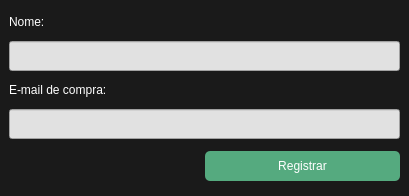
This is registro.ui in igorxavier/DownloaderTinTube as Qt 5 draws it before an edit. The edited form follows.
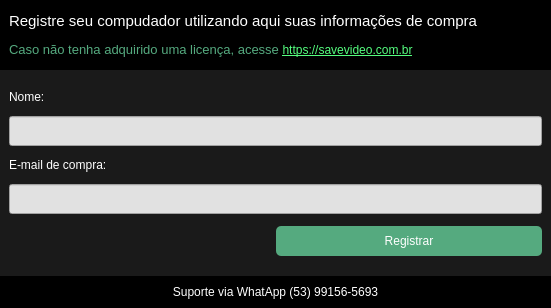
This is the edited form. Icons and pictures are not drawn.

Commit message: Ajustes de layout

The edit to the form file:
```diff
--- a/registro.ui
+++ b/registro.ui
@@ -6,10 +6,16 @@
    <rect>
     <x>0</x>
     <y>0</y>
-    <width>409</width>
-    <height>196</height>
+    <width>551</width>
+    <height>308</height>
    </rect>
   </property>
+  <property name="sizePolicy">
+   <sizepolicy hsizetype="Preferred" vsizetype="Expanding">
+    <horstretch>0</horstretch>
+    <verstretch>0</verstretch>
+   </sizepolicy>
+  </property>
   <property name="windowTitle">
    <string>Tela de registro</string>
   </property>
@@ -37,6 +43,76 @@
   </property>
   <widget class="QWidget" name="centralwidget">
    <layout class="QVBoxLayout" name="verticalLayout">
+    <property name="spacing">
+     <number>0</number>
+    </property>
+    <property name="leftMargin">
+     <number>0</number>
+    </property>
+    <property name="topMargin">
+     <number>0</number>
+    </property>
+    <property name="rightMargin">
+     <number>0</number>
+    </property>
+    <property name="bottomMargin">
+     <number>0</number>
+    </property>
+    <item>
+     <widget class="QWidget" name="widget" native="true">
+      <property name="sizePolicy">
+       <sizepolicy hsizetype="Preferred" vsizetype="Expanding">
+        <horstretch>0</horstretch>
+        <verstretch>0</verstretch>
+       </sizepolicy>
+      </property>
+      <property name="styleSheet">
+       <string notr="true">background-color: rgb(0, 0, 0);</string>
+      </property>
+      <layout class="QVBoxLayout" name="verticalLayout_2">
+       <item>
+        <widget class="QLabel" name="label_3">
+         <property name="font">
+          <font>
+           <pointsize>11</pointsize>
+          </font>
+         </property>
+         <property name="text">
+          <string>Registre seu compudador utilizando aqui suas informações de compra</string>
+         </property>
+        </widget>
+       </item>
+       <item>
+        <widget class="QLabel" name="label_4">
+         <property name="text">
+          <string>&lt;html&gt;&lt;head/&gt;&lt;body&gt;&lt;p&gt;&lt;span style=&quot; font-size:10pt; color:#55aa7f;&quot;&gt;Caso não tenha adquirido uma licença, acesse &lt;/span&gt;&lt;a href=&quot;https://savevideo.com.br&quot;&gt;&lt;span style=&quot; text-decoration: underline; color:#55ff7f;&quot;&gt;https://savevideo.com.br&lt;/span&gt;&lt;/a&gt;&lt;/p&gt;&lt;/body&gt;&lt;/html&gt;</string>
+         </property>
+         <property name="openExternalLinks">
+          <bool>true</bool>
+         </property>
+        </widget>
+       </item>
+      </layout>
+     </widget>
+    </item>
+    <item>
+     <widget class="QWidget" name="widget_2" native="true">
+      <property name="sizePolicy">
+       <sizepolicy hsizetype="Preferred" vsizetype="Maximum">
+        <horstretch>0</horstretch>
+        <verstretch>0</verstretch>
+       </sizepolicy>
+      </property>
+      <layout class="QVBoxLayout" name="verticalLayout_3">
+       <property name="spacing">
+        <number>12</number>
+       </property>
+       <property name="topMargin">
+        <number>20</number>
+       </property>
+       <property name="bottomMargin">
+        <number>20</number>
+       </property>
     <item>
      <widget class="QLabel" name="label">
       <property name="sizePolicy">
@@ -152,6 +228,34 @@
        </widget>
       </item>
      </layout>
+       </item>
+      </layout>
+     </widget>
+    </item>
+    <item>
+     <widget class="QWidget" name="widget_3" native="true">
+      <property name="sizePolicy">
+       <sizepolicy hsizetype="Preferred" vsizetype="Preferred">
+        <horstretch>0</horstretch>
+        <verstretch>0</verstretch>
+       </sizepolicy>
+      </property>
+      <property name="styleSheet">
+       <string notr="true">background-color: rgb(0, 0, 0);</string>
+      </property>
+      <layout class="QVBoxLayout" name="verticalLayout_4">
+       <item>
+        <widget class="QLabel" name="label_5">
+         <property name="text">
+          <string>Suporte via WhatApp (53) 99156-5693</string>
+         </property>
+         <property name="alignment">
+          <set>Qt::AlignCenter</set>
+         </property>
+        </widget>
+       </item>
+      </layout>
+     </widget>
     </item>
    </layout>
   </widget>
```
Left out of the diff: 4 changed lines with no effect on the pictures. Lines whose indentation alone changed are shown as unchanged. The commit also changes 10 other files.
